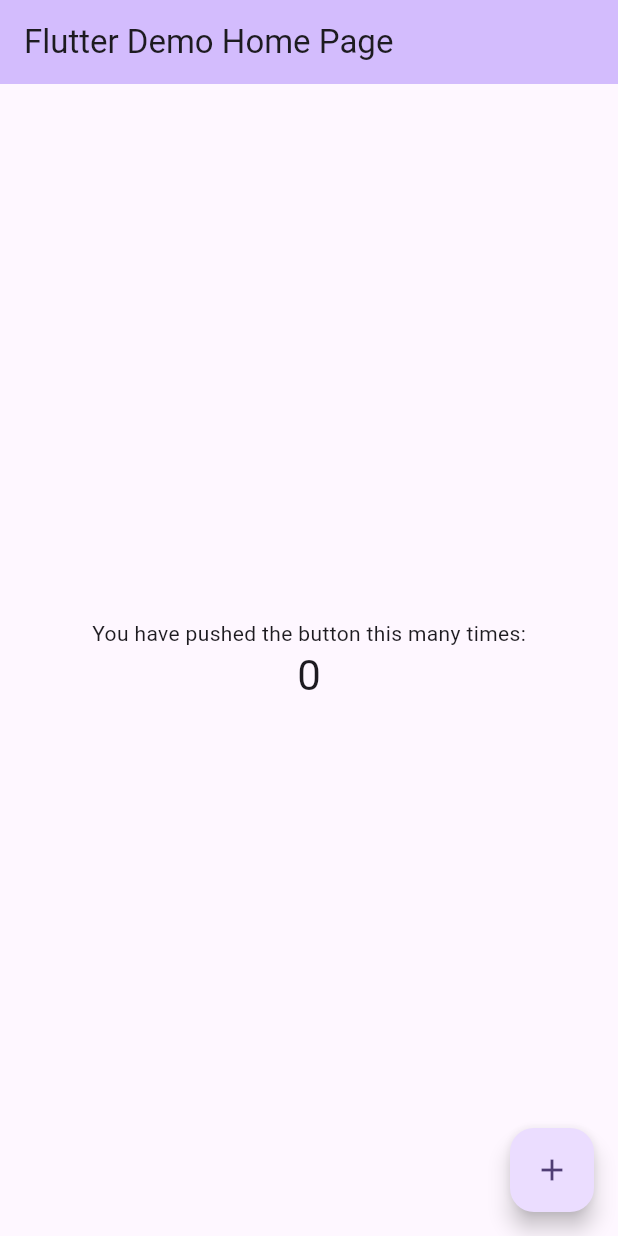
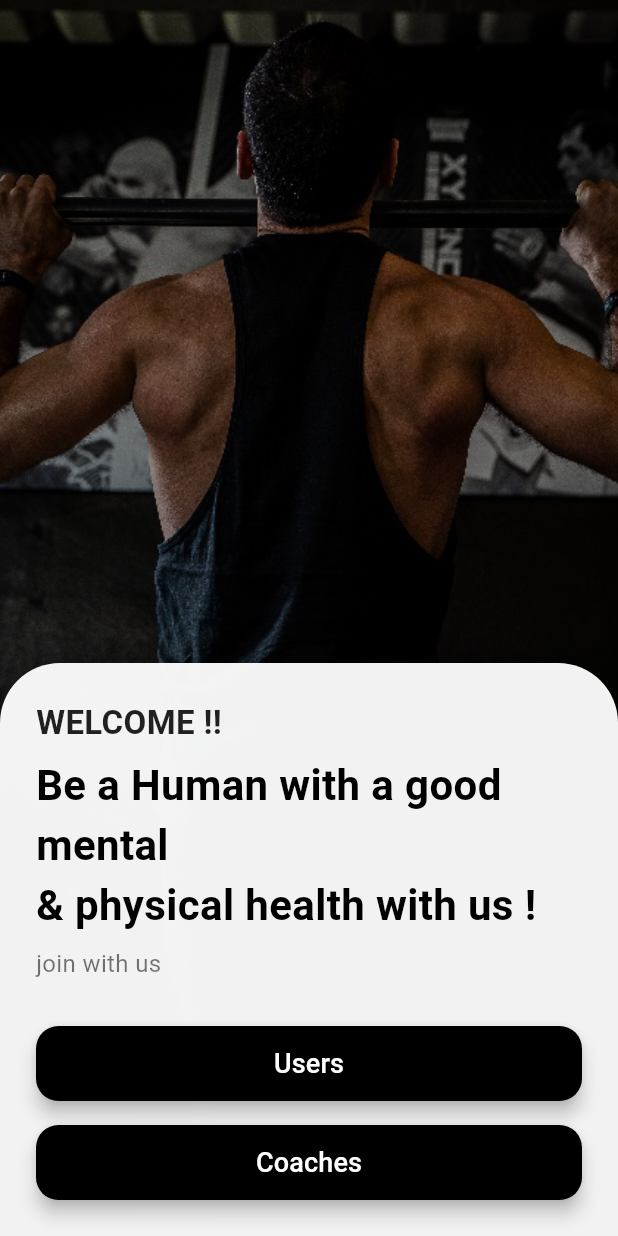
Before and after one commit to darshanaweerasooriya/Fitness_app_frontend, a Flutter app: the screen it shows after launch, on a phone screen of 412 x 824 dp. Run offline on Flutter 3.47's test engine with Material 3 defaults, Android fonts, the light colour scheme and no system bars.

Commit message:
splash screen done

```diff
--- a/lib/main.dart
+++ b/lib/main.dart
@@ -1,122 +1,18 @@
+import 'package:finessmobileapp/screens/splash/splashScreen.dart';
 import 'package:flutter/material.dart';
 
 void main() {
-  runApp(const MyApp());
+  runApp(myApp());
 }
 
-class MyApp extends StatelessWidget {
-  const MyApp({super.key});
+class myApp extends StatelessWidget {
+  const myApp({super.key});
 
-  // This widget is the root of your application.
   @override
   Widget build(BuildContext context) {
     return MaterialApp(
-      title: 'Flutter Demo',
-      theme: ThemeData(
-        // This is the theme of your application.
-        //
-        // TRY THIS: Try running your application with "flutter run". You'll see
-        // the application has a purple toolbar. Then, without quitting the app,
-        // try changing the seedColor in the colorScheme below to Colors.green
-        // and then invoke "hot reload" (save your changes or press the "hot
-        // reload" button in a Flutter-supported IDE, or press "r" if you used
-        // the command line to start the app).
-        //
-        // Notice that the counter didn't reset back to zero; the application
-        // state is not lost during the reload. To reset the state, use hot
-        // restart instead.
-        //
-        // This works for code too, not just values: Most code changes can be
-        // tested with just a hot reload.
-        colorScheme: ColorScheme.fromSeed(seedColor: Colors.deepPurple),
-      ),
-      home: const MyHomePage(title: 'Flutter Demo Home Page'),
+      debugShowCheckedModeBanner: false,
+      home: splachScrenn(),
     );
   }
 }
-
-class MyHomePage extends StatefulWidget {
-  const MyHomePage({super.key, required this.title});
-
-  // This widget is the home page of your application. It is stateful, meaning
-  // that it has a State object (defined below) that contains fields that affect
-  // how it looks.
-
-  // This class is the configuration for the state. It holds the values (in this
-  // case the title) provided by the parent (in this case the App widget) and
-  // used by the build method of the State. Fields in a Widget subclass are
-  // always marked "final".
-
-  final String title;
-
-  @override
-  State<MyHomePage> createState() => _MyHomePageState();
-}
-
-class _MyHomePageState extends State<MyHomePage> {
-  int _counter = 0;
-
-  void _incrementCounter() {
-    setState(() {
-      // This call to setState tells the Flutter framework that something has
-      // changed in this State, which causes it to rerun the build method below
-      // so that the display can reflect the updated values. If we changed
-      // _counter without calling setState(), then the build method would not be
-      // called again, and so nothing would appear to happen.
-      _counter++;
-    });
-  }
-
-  @override
-  Widget build(BuildContext context) {
-    // This method is rerun every time setState is called, for instance as done
-    // by the _incrementCounter method above.
-    //
-    // The Flutter framework has been optimized to make rerunning build methods
-    // fast, so that you can just rebuild anything that needs updating rather
-    // than having to individually change instances of widgets.
-    return Scaffold(
-      appBar: AppBar(
-        // TRY THIS: Try changing the color here to a specific color (to
-        // Colors.amber, perhaps?) and trigger a hot reload to see the AppBar
-        // change color while the other colors stay the same.
-        backgroundColor: Theme.of(context).colorScheme.inversePrimary,
-        // Here we take the value from the MyHomePage object that was created by
-        // the App.build method, and use it to set our appbar title.
-        title: Text(widget.title),
-      ),
-      body: Center(
-        // Center is a layout widget. It takes a single child and positions it
-        // in the middle of the parent.
-        child: Column(
-          // Column is also a layout widget. It takes a list of children and
-          // arranges them vertically. By default, it sizes itself to fit its
-          // children horizontally, and tries to be as tall as its parent.
-          //
-          // Column has various properties to control how it sizes itself and
-          // how it positions its children. Here we use mainAxisAlignment to
-          // center the children vertically; the main axis here is the vertical
-          // axis because Columns are vertical (the cross axis would be
-          // horizontal).
-          //
-          // TRY THIS: Invoke "debug painting" (choose the "Toggle Debug Paint"
-          // action in the IDE, or press "p" in the console), to see the
-          // wireframe for each widget.
-          mainAxisAlignment: MainAxisAlignment.center,
-          children: <Widget>[
-            const Text('You have pushed the button this many times:'),
-            Text(
-              '$_counter',
-              style: Theme.of(context).textTheme.headlineMedium,
-            ),
-          ],
-        ),
-      ),
-      floatingActionButton: FloatingActionButton(
-        onPressed: _incrementCounter,
-        tooltip: 'Increment',
-        child: const Icon(Icons.add),
-      ), // This trailing comma makes auto-formatting nicer for build methods.
-    );
-  }
-}
--- a/lib/screens/auth/clients/loging.dart
+++ b/lib/screens/auth/clients/loging.dart
@@ -0,0 +1,15 @@
+import 'package:flutter/material.dart';
+
+class logingScrenn extends StatefulWidget {
+  const logingScrenn({super.key});
+
+  @override
+  State<logingScrenn> createState() => _logingScrennState();
+}
+
+class _logingScrennState extends State<logingScrenn> {
+  @override
+  Widget build(BuildContext context) {
+    return const Placeholder();
+  }
+}
--- a/lib/screens/splash/splashScreen.dart
+++ b/lib/screens/splash/splashScreen.dart
@@ -0,0 +1,155 @@
+import 'package:finessmobileapp/screens/auth/clients/loging.dart';
+import 'package:flutter/material.dart';
+
+class splachScrenn extends StatefulWidget {
+  const splachScrenn({super.key});
+
+  @override
+  State<splachScrenn> createState() => _splachScrennState();
+}
+
+class _splachScrennState extends State<splachScrenn> {
+  @override
+  Widget build(BuildContext context) {
+    return SafeArea(
+      child: Scaffold(
+        body: Stack(
+          children: [
+            /// Background Image
+            SizedBox.expand(
+              child: Image.asset(
+                "images/splashimage.png",
+                fit: BoxFit.cover,
+              ),
+            ),
+
+            /// Gradient overlay (optional for premium feel)
+            Container(
+              decoration: BoxDecoration(
+                gradient: LinearGradient(
+                  colors: [Colors.black.withOpacity(0.2), Colors.black.withOpacity(0.7)],
+                  begin: Alignment.topCenter,
+                  end: Alignment.bottomCenter,
+                ),
+              ),
+            ),
+
+            /// Bottom Glass-like Card
+            Align(
+              alignment: Alignment.bottomCenter,
+              child: Container(
+                width: double.infinity,
+                padding: const EdgeInsets.all(24),
+                decoration: BoxDecoration(
+                  color: Colors.white.withOpacity(0.95),
+                  borderRadius: BorderRadius.vertical(top: Radius.circular(40)),
+                  boxShadow: [
+                    BoxShadow(
+                      color: Colors.black26,
+                      blurRadius: 15,
+                      offset: Offset(0, -5),
+                    ),
+                  ],
+                ),
+                child: Column(
+                  mainAxisSize: MainAxisSize.min,
+                  children: [
+                    /// Top Section
+                    Row(
+                      crossAxisAlignment: CrossAxisAlignment.start,
+                      children: [
+                        /// Text Area
+                        Expanded(
+                          child: Column(
+                            crossAxisAlignment: CrossAxisAlignment.start,
+                            children: [
+                              Text("WELCOME !!",
+                                  style: TextStyle(
+                                    fontSize: 22,
+                                    fontWeight: FontWeight.bold,
+                                    color: Colors.black87,
+                                  )),
+                              const SizedBox(height: 6),
+                              Text("Be a Human with a good mental",
+                                  style: TextStyle(
+                                    fontSize: 28,
+                                    fontWeight: FontWeight.w700,
+                                    color: Colors.black,
+                                  )),
+                              Text("& physical health with us !",
+                                  style: TextStyle(
+                                    fontSize: 28,
+                                    fontWeight: FontWeight.w700,
+                                    color: Colors.black,
+                                  )),
+                              const SizedBox(height: 8),
+                              Text("join with us ",
+                                  style: TextStyle(
+                                    fontSize: 16,
+                                    color: Colors.black54,
+                                  )),
+                            ],
+                          ),
+                        ),
+
+                        /// Logo
+                        // ClipRRect(
+                        //   borderRadius: BorderRadius.circular(12),
+                        //   child: Container(
+                        //     width: 80,
+                        //     height: 80,
+                        //     color: Colors.transparent,
+                        //     child: Image.asset(
+                        //       "images/logow.png",
+                        //       fit: BoxFit.cover,
+                        //     ),
+                        //   ),
+                        // ),
+                      ],
+                    ),
+
+                    const SizedBox(height: 30),
+
+                    /// Users Button
+                    ElevatedButton(
+                      onPressed: () {
+                        Navigator.of(context).push(MaterialPageRoute(builder: (_) => logingScrenn()));
+                      },
+                      style: ElevatedButton.styleFrom(
+                        backgroundColor: Colors.black,
+                        minimumSize: Size(double.infinity, 50),
+                        shape: RoundedRectangleBorder(
+                          borderRadius: BorderRadius.circular(15),
+                        ),
+                        elevation: 5,
+                      ),
+                      child: const Text("Users", style: TextStyle(fontSize: 18, color: Colors.white)),
+                    ),
+
+                    const SizedBox(height: 16),
+
+                    /// Coaches Button
+                    ElevatedButton(
+                      onPressed: () {
+                        Navigator.of(context).push(MaterialPageRoute(builder: (_) => logingScrenn()));
+                      },
+                      style: ElevatedButton.styleFrom(
+                        backgroundColor: Colors.black,
+                        minimumSize: Size(double.infinity, 50),
+                        shape: RoundedRectangleBorder(
+                          borderRadius: BorderRadius.circular(15),
+                        ),
+                        elevation: 5,
+                      ),
+                      child: const Text("Coaches", style: TextStyle(fontSize: 18,color: Colors.white)),
+                    ),
+                  ],
+                ),
+              ),
+            )
+          ],
+        ),
+      ),
+    );
+  }
+}
--- a/pubspec.yaml
+++ b/pubspec.yaml
@@ -58,8 +58,8 @@ flutter:
   uses-material-design: true
 
   # To add assets to your application, add an assets section, like this:
-  # assets:
-  #   - images/a_dot_burr.jpeg
+  assets:
+     - images/splashimage.png
   #   - images/a_dot_ham.jpeg
 
   # An image asset can refer to one or more resolution-specific "variants", see
```
